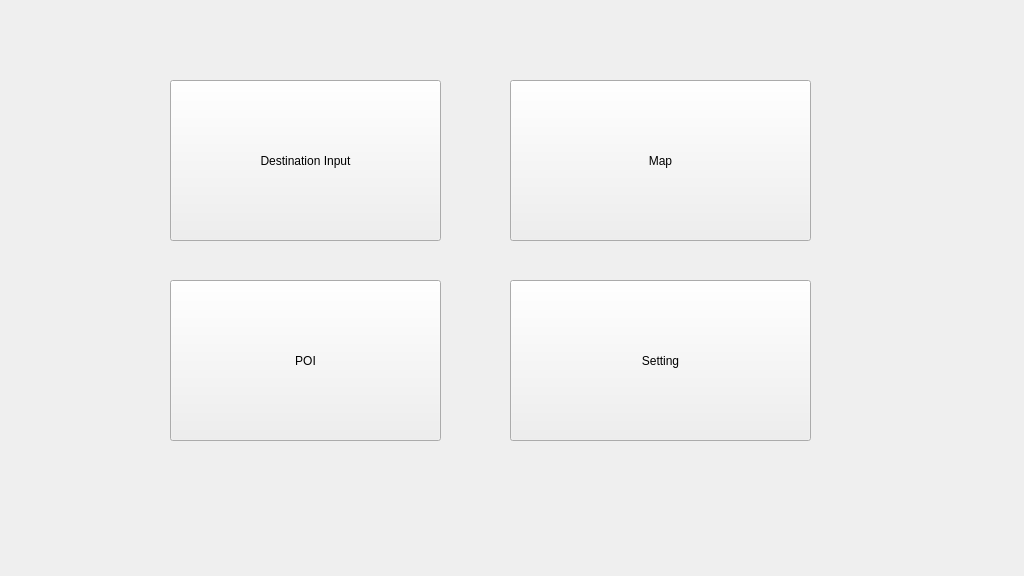
Kayjinke/SmartNav, file src/hmi/widget.ui: the form before one commit.
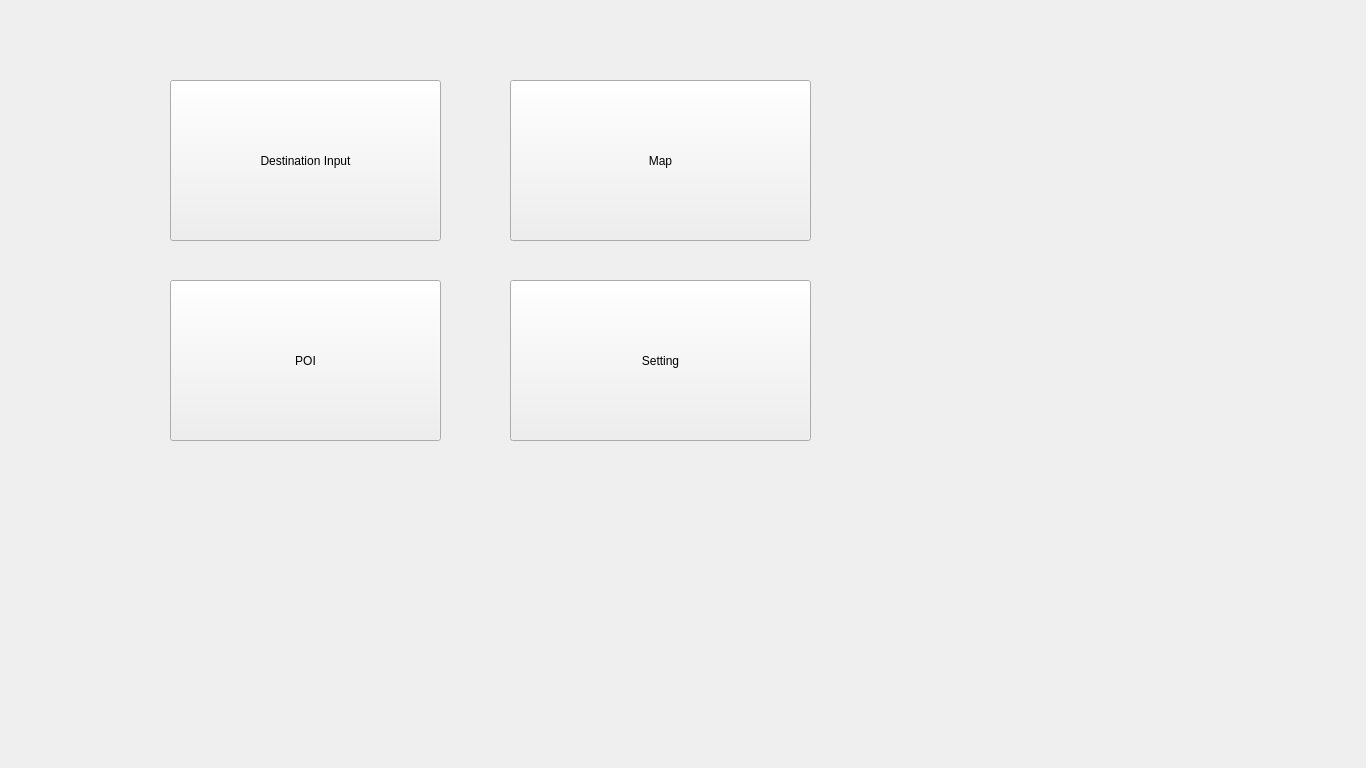
The form after the commit.

The edit to the form file:
```diff
--- a/src/hmi/widget.ui
+++ b/src/hmi/widget.ui
@@ -6,8 +6,8 @@
    <rect>
     <x>0</x>
     <y>0</y>
-    <width>1024</width>
-    <height>576</height>
+    <width>1366</width>
+    <height>768</height>
    </rect>
   </property>
   <property name="windowTitle">
```
Left out of the diff: 2 changed lines with no effect on the pictures.
